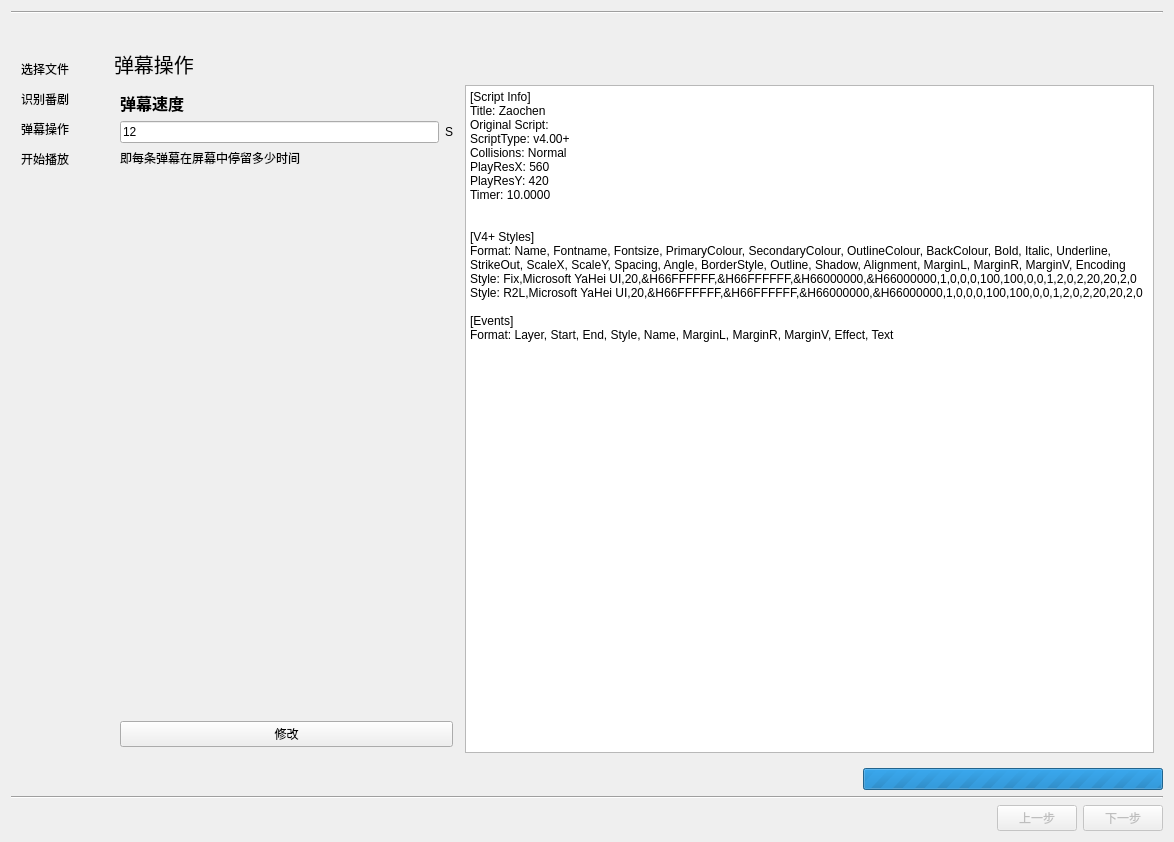
First picture: the form in identifywindow.ui, repository Zao-chen/ZcAnimeDanmuTool, before the edit.
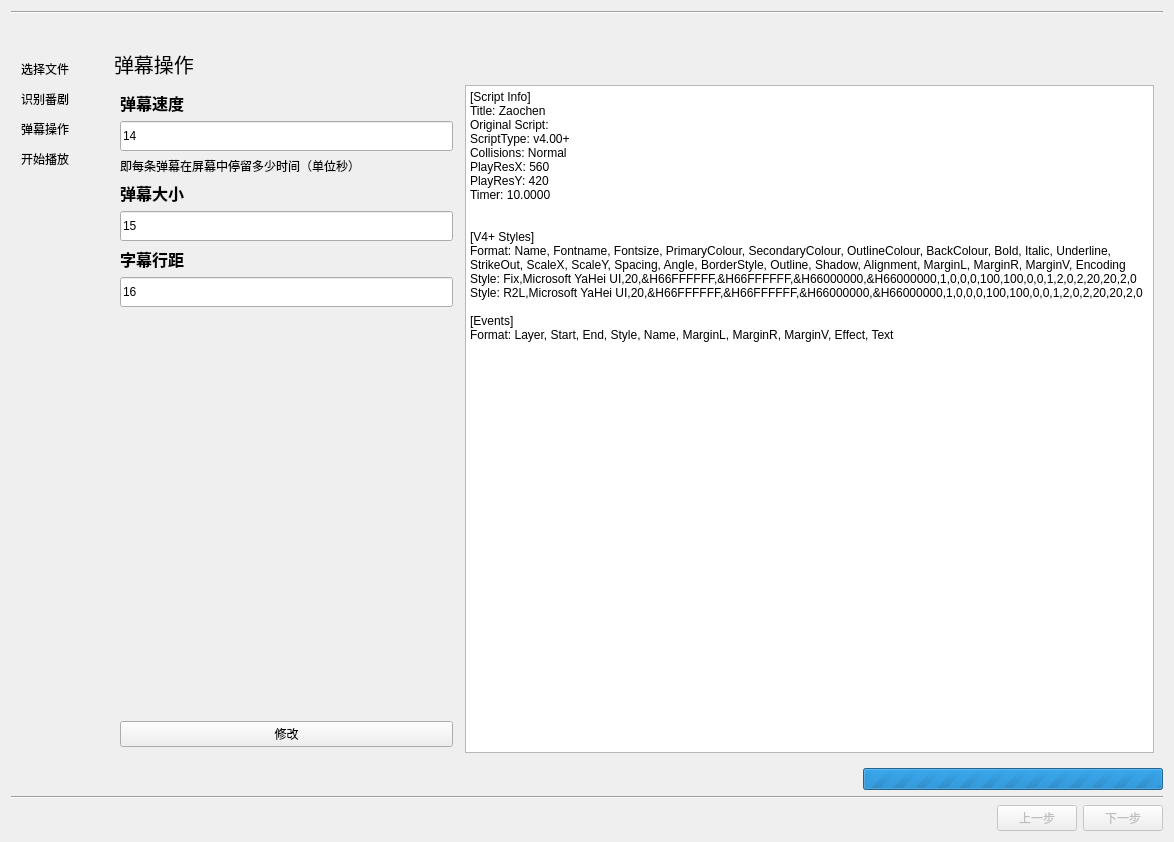
Second picture: the form after the edit. The open tabs and pages were chosen to show the change. Custom widgets are drawn as their Qt base class.

Commit message: [feat] 新增弹幕大小、行距的调整

```diff
--- a/identifywindow.ui
+++ b/identifywindow.ui
@@ -518,15 +518,14 @@
                 <layout class="QHBoxLayout" name="horizontalLayout_6">
                  <item>
                   <widget class="ElaLineEdit" name="lineEdit_danmu_speed">
-                   <property name="text">
-                    <string>12</string>
+                   <property name="minimumSize">
+                    <size>
+                     <width>0</width>
+                     <height>30</height>
+                    </size>
                    </property>
-                  </widget>
-                 </item>
-                 <item>
-                  <widget class="QLabel" name="label_10">
                    <property name="text">
-                    <string>S</string>
+                    <string>14</string>
                    </property>
                   </widget>
                  </item>
@@ -535,7 +534,59 @@
                <item>
                 <widget class="QLabel" name="label_17">
                  <property name="text">
-                  <string>即每条弹幕在屏幕中停留多少时间</string>
+                  <string>即每条弹幕在屏幕中停留多少时间（单位秒）</string>
+                 </property>
+                </widget>
+               </item>
+               <item>
+                <widget class="QLabel" name="label_18">
+                 <property name="font">
+                  <font>
+                   <pointsize>12</pointsize>
+                   <bold>true</bold>
+                  </font>
+                 </property>
+                 <property name="text">
+                  <string>弹幕大小</string>
+                 </property>
+                </widget>
+               </item>
+               <item>
+                <widget class="ElaLineEdit" name="lineEdit_size">
+                 <property name="minimumSize">
+                  <size>
+                   <width>0</width>
+                   <height>30</height>
+                  </size>
+                 </property>
+                 <property name="text">
+                  <string>15</string>
+                 </property>
+                </widget>
+               </item>
+               <item>
+                <widget class="QLabel" name="label_19">
+                 <property name="font">
+                  <font>
+                   <pointsize>12</pointsize>
+                   <bold>true</bold>
+                  </font>
+                 </property>
+                 <property name="text">
+                  <string>字幕行距</string>
+                 </property>
+                </widget>
+               </item>
+               <item>
+                <widget class="QLineEdit" name="lineEdit_line">
+                 <property name="minimumSize">
+                  <size>
+                   <width>0</width>
+                   <height>30</height>
+                  </size>
+                 </property>
+                 <property name="text">
+                  <string>16</string>
                  </property>
                 </widget>
                </item>
```
Left out of the diff: 2 changed lines with no effect on the pictures. The commit also changes 1 other file.
